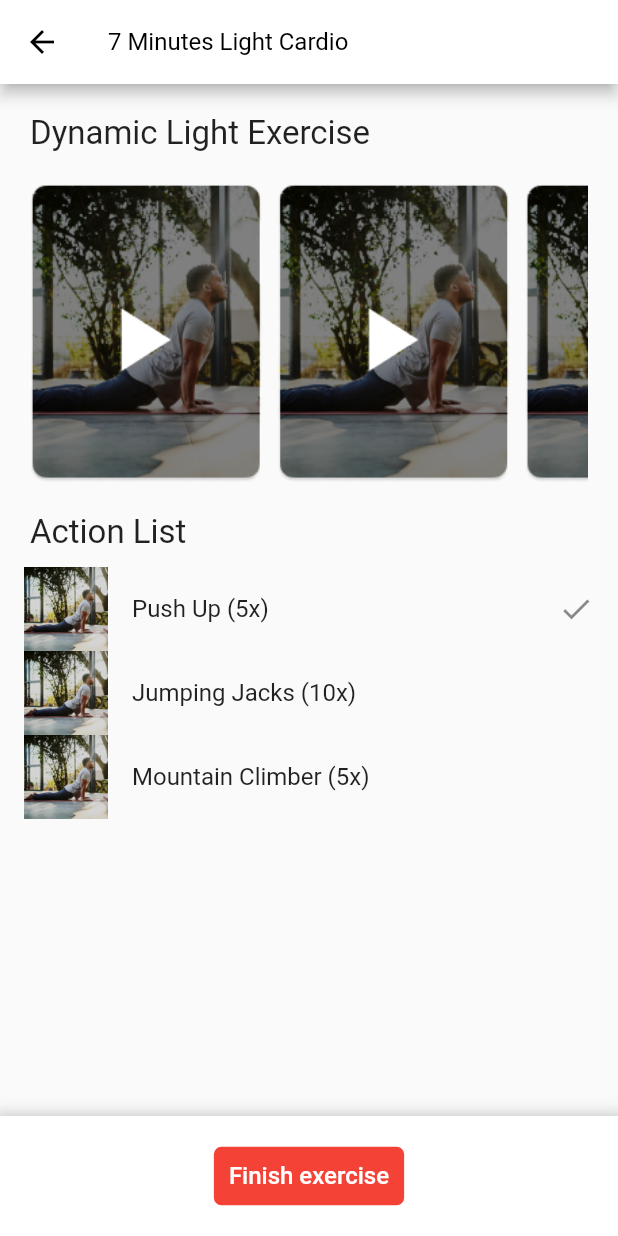
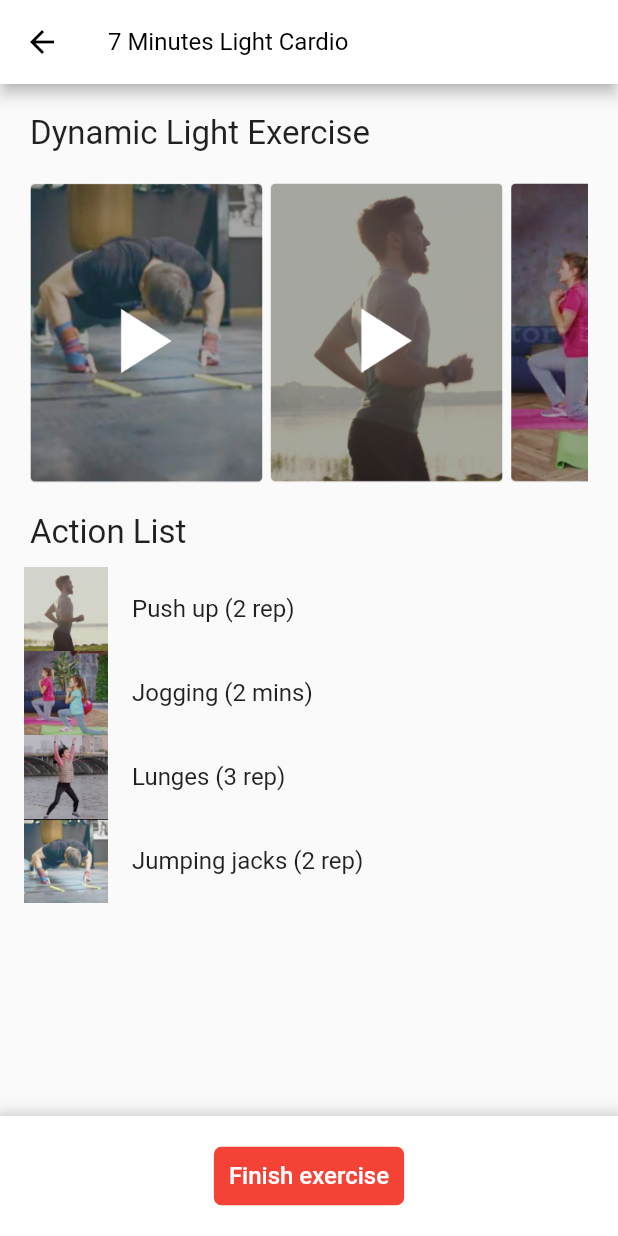
Before and after one commit to nathasyae/heartrate, a Flutter app: the PlanSummary screen opened directly, on a phone screen of 412 x 824 dp. Run offline on Flutter 3.47's test engine with Material 2 defaults, Android fonts, the phone set to English and light mode, and no system bars; our stand-ins replace audioplayers, camera, charts_flutter, cloud_firestore, firebase_auth, modal_progress_hud and 3 more; missing offline and left inert: demoji, flutter_clean_calendar, flutter_dropdown, video_thumbnail; accounts and stored records are empty; generated files the repository leaves out were written again; network calls fail.

Commit message:
for app 25-3.0

```diff
--- a/lib/BottomNavPage.dart
+++ b/lib/BottomNavPage.dart
@@ -4,6 +4,7 @@ import 'package:heartrate/models/ScreeningData.dart';
 import 'package:heartrate/pages/calendarScreen.dart';
 import 'package:heartrate/pages/checkHeartRate.dart';
 import 'package:heartrate/pages/consultation.dart';
+import 'package:heartrate/pages/detection/symptomps.dart';
 import 'package:heartrate/pages/profile.dart';
 import 'package:heartrate/pages/programs.dart';
 
@@ -33,7 +34,7 @@ class _BottomNavPageState extends State<BottomNavPage> {
 
   @override
   Widget build(BuildContext context) {
-    screeningData = new ScreeningData(userUid: "PNgY91Hm5RYRNk2Fcf2GqPm4QL82", sensorData: dummy);
+    screeningData = new ScreeningData(userUid: "GVDVxeeoBONRjaQYpNAdZK524Bq1", sensorData: dummy);
 
     final _listPage = <Widget>[
       CalendarScreen(uid: widget.uid),
--- a/lib/main.dart
+++ b/lib/main.dart
@@ -1,6 +1,8 @@
 import 'package:flutter/material.dart';
 import 'package:heartrate/pages/auth/login.dart';
 import 'package:heartrate/pages/calendarScreen.dart';
+import 'package:heartrate/pages/profile.dart';
+import 'package:heartrate/pages/workout/planSummary.dart';
 
 void main() {
   runApp(MyApp());
@@ -46,8 +48,6 @@ class MyApp extends StatelessWidget {
 
       ),
       home: Login(),
-      //   home: CalendarScreen(uid: "PNgY91Hm5RYRNk2Fcf2GqPm4QL82"),
-
       routes: {
         // '/DailyRoutines': (context) => DailyRoutines(),
 
--- a/lib/models/calendarlog-old.dart
+++ b/lib/models/calendarlog-old.dart
@@ -16,7 +16,7 @@
 //       bpm: json['bpm'],
 //       timeOfDay: json['timeOfDay'],
 //       isDone: json['isDone'] as bool,
-//       isRhythmNormal: json['isRythmNormal'] as bool,
+//       isRhythmNormal: json['isRhythmNormal'] as bool,
 //       dateTime: DateTime.parse(json['dateTime']),
 //     );
 //   }
--- a/lib/models/screeningdetail-old.dart
+++ b/lib/models/screeningdetail-old.dart
@@ -4,7 +4,7 @@
 //
 // class ScreeningData{
 //   String id, userUid, finalEvaluation, detailAnalysis, bmiStatus, consultText, preventionText, bpmLevel;
-//   bool isRythmNormal;
+//   bool isRhythmNormal;
 //   List<String> symptomps, intensity;
 //   DateTime checkedDateTime;
 //   String bpm, weight, height, bmi;
@@ -14,7 +14,7 @@
 //     this.id,
 //     this.bpm,
 //     this.finalEvaluation,
-//     this.isRythmNormal,
+//     this.isRhythmNormal,
 //     this.symptomps,
 //     this.intensity,
 //     this.userUid,
@@ -35,7 +35,7 @@
 //       id: json['id'],
 //       bpm: json['bpm'].toStringAsFixed(0),
 //       finalEvaluation: json['finalEvaluation'],
-//       isRythmNormal: json['isRythmNormal'],
+//       isRhythmNormal: json['isRhythmNormal'],
 //       symptomps: (json['symptomps']!=null) ? List<String>.from(json['symptomps']) : [],
 //       intensity: (json['intensity']!=null) ? List<String>.from(json['intensity']) : [],
 //       userUid: json['userUid'],
--- a/lib/pages/dailyroutines.dart
+++ b/lib/pages/dailyroutines.dart
@@ -39,7 +39,7 @@ class ResultView extends State<DailyRoutines> {
           Expanded(
             child: SizedBox(
               child: new ListView(
-                scrollDirection: Axis.vertical, // =================================== ROOT COLUMN BEGINS=====<<<
+                scrollDirection: Axis.vertical,
                 children: <Widget>[
 
                   SizedBox(height: 20),
--- a/lib/pages/detection/precheckstate.dart
+++ b/lib/pages/detection/precheckstate.dart
@@ -144,6 +144,7 @@ class PrecheckStateState extends State<PrecheckState> {
       print('si redult + ' + result.bpm);
       setState(() {
         widget.screeningData = result;
+        isInAsyncCall = false;
       });
     } else {
       Navigator.push(
@@ -157,10 +158,6 @@ class PrecheckStateState extends State<PrecheckState> {
       isDone = true;
     }
 
-    setState(() {
-      isInAsyncCall = false;
-    });
-
     return isDone;
 
   }
--- a/lib/pages/detection/resultProVersion.dart
+++ b/lib/pages/detection/resultProVersion.dart
@@ -105,7 +105,7 @@ class ResultProVersionState extends State<ResultProVersion> {
                   Text("Physical Condition and Status", style: TextStyle(fontWeight: FontWeight.bold)),
                   Text("Weight  : " + widget.screeningData.weight.toString() + " kg"),
                   Text("Height  : " + widget.screeningData.height.toString() + " cm"),
-                  Text("BMI       : " + widget.screeningData.weight.toString() + " ("+widget.screeningData.bmiStatus+")"),
+                  Text("BMI       : " + widget.screeningData.bmi.toString() + " ("+widget.screeningData.bmiStatus+")"),
                   SizedBox(height: 15),
                   Text("Analysis", style: TextStyle(fontWeight: FontWeight.bold)),
                   Text(widget.screeningData.detailAnalysis),
--- a/lib/pages/workout/finishPage.dart
+++ b/lib/pages/workout/finishPage.dart
@@ -42,7 +42,7 @@ class _FinishPageState extends State<FinishPage> {
               SizedBox(height: 10,),
               TextButton(
                 child: Text("Back to Daily Routines", style: TextStyle(fontSize: 16.0)),
-                onPressed: () => Navigator.popUntil(context, ModalRoute.withName('/BottomNavPage')),
+                onPressed: () => Navigator.popUntil(context, ModalRoute.withName('/DailyRoutines')),
                 style: TextButton.styleFrom(
                     padding: EdgeInsets.all(10.0),
                     primary: Colors.white,
--- a/lib/pages/workout/planSummary.dart
+++ b/lib/pages/workout/planSummary.dart
@@ -11,43 +11,85 @@ class PlanSummary extends StatefulWidget {
 }
 
 class _PlanSummaryState extends State<PlanSummary> {
+
+
+  List<bool> isDone = [
+    false, false, false, false
+  ];
+
+  Future navigateToDetailPage(context, SubPage) async {
+    List<bool> result = await Navigator.push(context, MaterialPageRoute(builder: (context) => SubPage));
+    setState(() {
+      isDone = result;
+    });
+  }
+
   @override
   Widget build(BuildContext context) {
     double cardTitleFontSize = 24;
     double sectionTitleFontSize = 22;
+
+    List<String> cards = [
+    'assets/images/card1.png',
+    'assets/images/card2.png',
+    'assets/images/card3.png',
+    'assets/images/card4.png',
+    ];
+
+    List<String> thumbnail = [
+      'assets/images/thumb1.png',
+      'assets/images/thumb2.png',
+      'assets/images/thumb3.png',
+      'assets/images/thumb4.png'
+    ];
+
     List<String> actionListName = [
-      "Jumping Jack",
-      "Wall Sit",
-      "Push Up",
-      "Abdominal Crunch"
+      "Push up (2 rep)",
+      "Jogging (2 mins)",
+      "Lunges (3 rep)",
+      "Jumping jacks (2 rep)"
     ];
-    List<Widget> widgets = [
-      Container(
-        // margin: EdgeInsets.all(15),
-        child: GestureDetector(
-          onTap: () => Navigator.push(
-              context,
-              MaterialPageRoute(builder: (context) => ActionDetail())
-          ),
-          child: Image(image: AssetImage('assets/images/videocard.png')),
-        ),
-      ),
-      SizedBox(width: 10),
-      Container(
-        // margin: EdgeInsets.all(15),
-        child: Image(image: AssetImage('assets/images/videocard.png')),
-      ),
-      SizedBox(width: 10),
-      Container(
-        // margin: EdgeInsets.all(15),
-        child: Image(image: AssetImage('assets/images/videocard.png')),
-      ),
-      SizedBox(width: 10),
-      Container(
-        // margin: EdgeInsets.all(15),
-        child: Image(image: AssetImage('assets/images/videocard.png')),
-      ),
+
+    List<String> urls = [
+      "https://storageaccountdefaua0cf.blob.core.windows.net/cardiwatch-content/workout-videos/running.mp4",
+      "https://storageaccountdefaua0cf.blob.core.windows.net/cardiwatch-content/workout-videos/Jumpingjack.mp4",
+      "https://storageaccountdefaua0cf.blob.core.windows.net/cardiwatch-content/workout-videos/running.mp4",
+      "https://storageaccountdefaua0cf.blob.core.windows.net/cardiwatch-content/workout-videos/Jumpingjack.mp4",
     ];
+
+    List<String> pressUpItems = [
+      "Tighten your abs, glutes, and thighs.",
+    "Lower yourself down so that your chest touches the floor.",
+    "Push back up, then bring one knee towards the opposite hand.",
+    "Lower back down into a push up, then repeat on the opposite side.",
+    "Repeat 12 times."
+    ];
+
+    List<String> jumpingItems = [
+      "Start stand up with arms position by your sides.",
+      "Engage the core slightly and set the shoulders, then get ready for movement.",
+      "Keep arms and legs straight without making it stiff out,  concurrently jump the legs out to the sides and raise the arms to shoulder height.",
+      "Stabilize your body",
+      "Return to starting position and repeat it with controlled pace."
+    ];
+
+    List<String> joggingItems = [
+      "Walk with slightly fast pace",
+      "Keep the pace",
+      "Maintain your breathing and keep it up"
+    ];
+
+    List<String> lungesItems = [
+      "standup straight with your arms at your sides and your feet about five-six inces apart",
+      "step forward with your right leg, lowering your body until both knees are bent at a 90-degree angle",
+      "Keep your back straight and your chin up",
+      "Your abs should be pulled in",
+      "Use your hamstrings and glutes to push yourself back up to the original position",
+    ];
+
+    List<List> items = [ pressUpItems, joggingItems, lungesItems, jumpingItems ];
+
+
 
     return Scaffold(
         appBar: AppBar(
@@ -107,15 +149,27 @@ class _PlanSummaryState extends State<PlanSummary> {
                         Expanded(
                             child: SizedBox(
                                 height: 200.0,
-                                child: new ListView(
-                                  scrollDirection: Axis.horizontal,
-                                  children: widgets,
+                                child: new ListView.builder(
+                                    shrinkWrap: true,
+                                    scrollDirection: Axis.horizontal,
+                                    itemCount: actionListName.length,
+                                    itemBuilder: (BuildContext context, int index) =>
+                                        Container(
+                                          margin: EdgeInsets.fromLTRB(0,0,5,0),
+                                          child: GestureDetector(
+                                            onTap: () {
+                                              navigateToDetailPage(context,
+                                                  ActionDetail(index: index, isDone: isDone, url: urls[index], items: items[index]));
+                                            },
+                                            child: Image(image: AssetImage(cards[index])),
+                                          ),
+                                        ),
+                                )
                                 )
                             )
+                          ],
                         ),
-                      ]
-                  )
-              ),
+                  ),
 
               // Action List
               Container(
@@ -130,18 +184,18 @@ class _PlanSummaryState extends State<PlanSummary> {
                 ),
               ),
 
-              ListTile(
-                leading: Image.asset('assets/images/thumbnailworkout.png'),
-                title: Text('Push Up (5x)'),
-                trailing: Icon(Icons.check),
-              ),
-              ListTile(
-                leading: Image.asset('assets/images/thumbnailworkout.png'),
-                title: Text('Jumping Jacks (10x)'),
-              ),
-              ListTile(
-                leading: Image.asset('assets/images/thumbnailworkout.png'),
-                title: Text('Mountain Climber (5x)'),
+
+              ListView.builder(
+                scrollDirection: Axis.vertical,
+                shrinkWrap: true,
+                itemCount: actionListName.length,
+                itemBuilder: (BuildContext context, int index) =>
+                    ListTile(
+                      leading: Image.asset(thumbnail[index]),
+                      title: Text(actionListName[index]),
+                      trailing: (isDone[index]) ? Icon(Icons.check) : null,
+                    ),
+
               ),
 
             ]
--- a/pubspec.yaml
+++ b/pubspec.yaml
@@ -44,6 +44,7 @@ dependencies:
   audioplayers: ^0.16.0
   demoji: ^1.0.1
   json_annotation: ^3.0.1
+  video_thumbnail: ^0.3.1
 
   # The following adds the Cupertino Icons font to your application.
   # Use with the CupertinoIcons class for iOS style icons.
```
Also changed, not shown: lib/models/ScreeningData.dart (+21 -3 lines), lib/models/UserData.dart (+5 -3 lines), lib/pages/materials/audioMaterial.dart (+13 -8 lines), lib/pages/materials/readingMaterial.dart (+6 -13 lines), lib/pages/profile.dart (+49 -37 lines), lib/pages/workout/actionDetail.dart (+29 -18 lines), lib/models/ScreeningData.g.dart, lib/models/UserData.g.dart, pubspec.lock.
